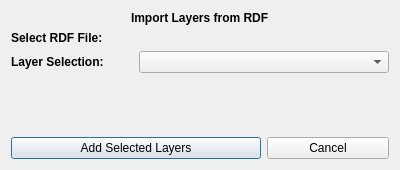
sparqlunicorn/sparqlunicornGoesGIS, file dialogs/ui/importrdflayer.ui: the form before one commit.
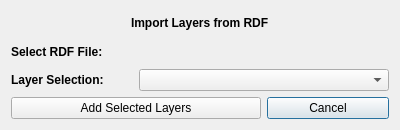
The form after the commit. Icons and pictures are not drawn. Custom widgets are drawn as their Qt base class.

Patch:
```diff
--- a/dialogs/ui/importrdflayer.ui
+++ b/dialogs/ui/importrdflayer.ui
@@ -7,7 +7,7 @@
     <x>0</x>
     <y>0</y>
     <width>400</width>
-    <height>170</height>
+    <height>130</height>
    </rect>
   </property>
   <property name="windowTitle">
@@ -18,27 +18,6 @@
     <normaloff>:/icons/resources/icons/featurecollectionToRDF.png</normaloff>:/icons/resources/icons/featurecollectionToRDF.png</iconset>
   </property>
   <layout class="QGridLayout" name="gridLayout">
-   <item row="5" column="0" colspan="2">
-    <widget class="QPushButton" name="addSelectedLayersButton">
-     <property name="text">
-      <string>Add Selected Layers</string>
-     </property>
-    </widget>
-   </item>
-   <item row="5" column="2">
-    <widget class="QPushButton" name="cancelButton">
-     <property name="text">
-      <string>Cancel</string>
-     </property>
-    </widget>
-   </item>
-   <item row="2" column="1" colspan="2">
-    <widget class="QgsCheckableComboBox" name="layerSelectBox">
-     <property name="editable">
-      <bool>false</bool>
-     </property>
-    </widget>
-   </item>
    <item row="2" column="0">
     <widget class="QLabel" name="label">
      <property name="font">
@@ -65,6 +44,30 @@
      </property>
     </widget>
    </item>
+   <item row="2" column="1" colspan="2">
+    <widget class="QgsCheckableComboBox" name="layerSelectBox">
+     <property name="editable">
+      <bool>false</bool>
+     </property>
+    </widget>
+   </item>
+   <item row="1" column="1" colspan="2">
+    <widget class="QgsFileWidget" name="inputRDFFileWidget"/>
+   </item>
+   <item row="4" column="2">
+    <widget class="QPushButton" name="cancelButton">
+     <property name="text">
+      <string>Cancel</string>
+     </property>
+    </widget>
+   </item>
+   <item row="4" column="0" colspan="2">
+    <widget class="QPushButton" name="addSelectedLayersButton">
+     <property name="text">
+      <string>Add Selected Layers</string>
+     </property>
+    </widget>
+   </item>
    <item row="1" column="0">
     <widget class="QLabel" name="chooseLayerLabel_2">
      <property name="font">
@@ -81,22 +84,6 @@
      </property>
     </widget>
    </item>
-   <item row="3" column="0">
-    <spacer name="verticalSpacer">
-     <property name="orientation">
-      <enum>Qt::Vertical</enum>
-     </property>
-     <property name="sizeHint" stdset="0">
-      <size>
-       <width>20</width>
-       <height>40</height>
-      </size>
-     </property>
-    </spacer>
-   </item>
-   <item row="1" column="1" colspan="2">
-    <widget class="QgsFileWidget" name="inputRDFFileWidget"/>
-   </item>
   </layout>
  </widget>
  <customwidgets>
```
